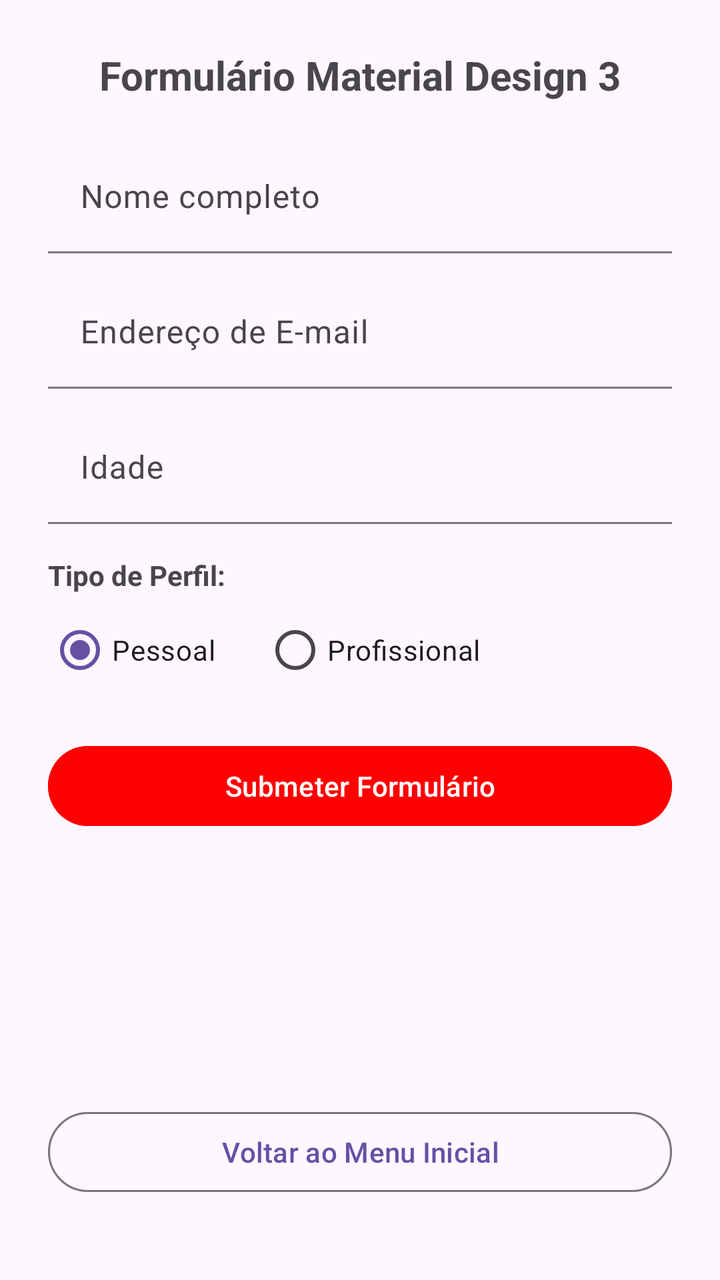
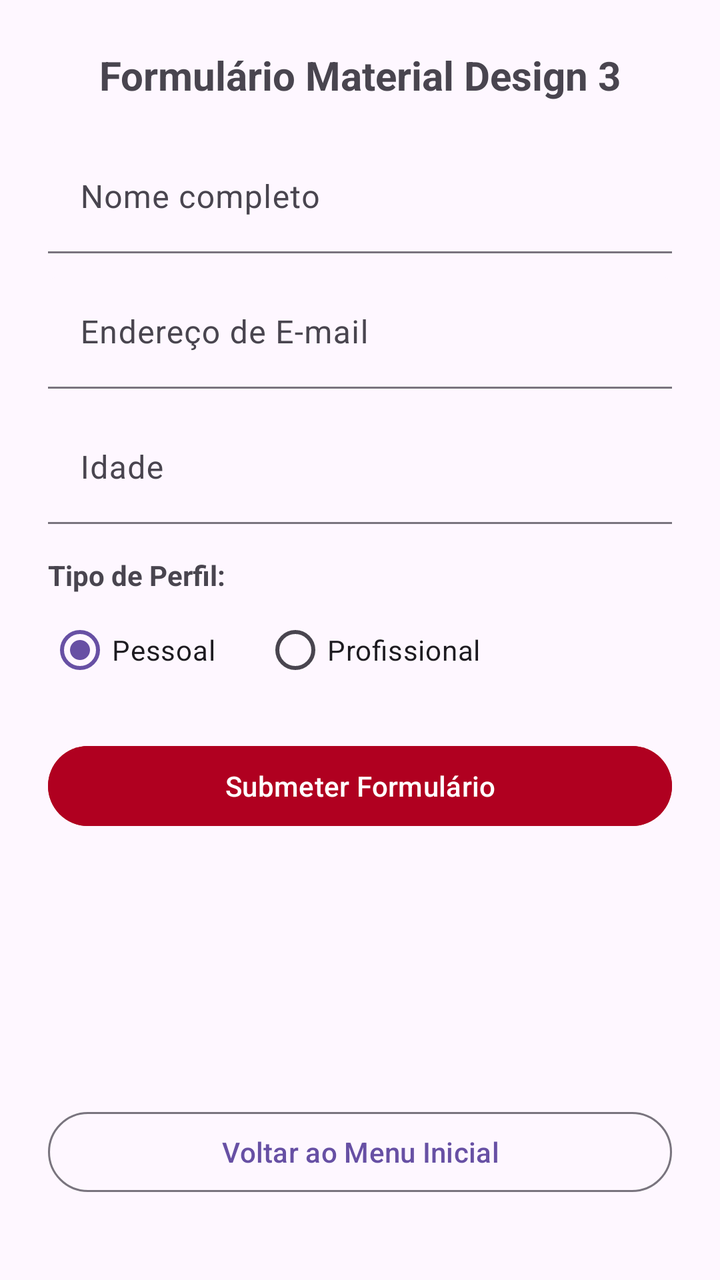

Compare the two renders of this Android layout. The source of the first and the diff that turns it into the second are given below.
<!-- AndroidManifest.xml: application theme Theme.ApresentacaoPDM -->
<!-- res/layout/activity_xml_form_material.xml -->
<?xml version="1.0" encoding="utf-8"?>
<androidx.constraintlayout.widget.ConstraintLayout
    xmlns:android="http://schemas.android.com/apk/res/android"
    xmlns:app="http://schemas.android.com/apk/res-auto"
    android:layout_width="match_parent"
    android:layout_height="match_parent"
    android:padding="24dp">

    

    

    

    <TextView
        android:id="@+id/tvTitle"
        android:layout_width="wrap_content"
        android:layout_height="wrap_content"
        android:text="Formulário Material Design 3"
        android:textSize="20sp"
        android:textStyle="bold"
        app:layout_constraintTop_toTopOf="parent"
        app:layout_constraintStart_toStartOf="parent"
        app:layout_constraintEnd_toEndOf="parent" />

    

    

    
    <com.google.android.material.textfield.TextInputLayout
        android:id="@+id/tilName"
        android:layout_width="0dp"
        android:layout_height="wrap_content"
        android:layout_marginTop="20dp"
        android:hint="Nome completo"
        app:boxBackgroundMode="filled"
        app:layout_constraintTop_toBottomOf="@id/tvTitle"
        app:layout_constraintStart_toStartOf="parent"
        app:layout_constraintEnd_toEndOf="parent">

        

        <com.google.android.material.textfield.TextInputEditText
            android:id="@+id/etName"
            android:layout_width="match_parent"
            android:layout_height="wrap_content"
            android:inputType="textPersonName" />

    </com.google.android.material.textfield.TextInputLayout>

    

    <com.google.android.material.textfield.TextInputLayout
        android:id="@+id/tilEmail"
        android:layout_width="0dp"
        android:layout_height="wrap_content"
        android:layout_marginTop="12dp"
        android:hint="Endereço de E-mail"
        app:boxBackgroundMode="filled"
        app:layout_constraintTop_toBottomOf="@id/tilName"
        app:layout_constraintStart_toStartOf="parent"
        app:layout_constraintEnd_toEndOf="parent">

        

        <com.google.android.material.textfield.TextInputEditText
            android:id="@+id/etEmail"
            android:layout_width="match_parent"
            android:layout_height="wrap_content"
            android:inputType="textEmailAddress" />

    </com.google.android.material.textfield.TextInputLayout>

    

    <com.google.android.material.textfield.TextInputLayout
        android:id="@+id/tilAge"
        android:layout_width="0dp"
        android:layout_height="wrap_content"
        android:layout_marginTop="12dp"
        android:hint="Idade"
        app:boxBackgroundMode="filled"
        app:layout_constraintTop_toBottomOf="@id/tilEmail"
        app:layout_constraintStart_toStartOf="parent"
        app:layout_constraintEnd_toEndOf="parent">

        

        <com.google.android.material.textfield.TextInputEditText
            android:id="@+id/etAge"
            android:layout_width="match_parent"
            android:layout_height="wrap_content"
            android:inputType="number" />

    </com.google.android.material.textfield.TextInputLayout>

    

    <TextView
        android:id="@+id/tvProfileLabel"
        android:layout_width="wrap_content"
        android:layout_height="wrap_content"
        android:text="Tipo de Perfil:"
        android:textSize="14sp"
        android:textStyle="bold"
        android:layout_marginTop="16dp"
        app:layout_constraintTop_toBottomOf="@id/tilAge"
        app:layout_constraintStart_toStartOf="parent" />

    

    <RadioGroup
        android:id="@+id/rgAccountType"
        android:layout_width="0dp"
        android:layout_height="wrap_content"
        android:orientation="horizontal"
        android:layout_marginTop="4dp"
        app:layout_constraintTop_toBottomOf="@id/tvProfileLabel"
        app:layout_constraintStart_toStartOf="parent"
        app:layout_constraintEnd_toEndOf="parent">

        

        
        <com.google.android.material.radiobutton.MaterialRadioButton
            android:id="@+id/rbPersonal"
            android:layout_width="wrap_content"
            android:layout_height="wrap_content"
            android:text="Pessoal"
            android:checked="true" />

        <com.google.android.material.radiobutton.MaterialRadioButton
            android:id="@+id/rbPro"
            android:layout_width="wrap_content"
            android:layout_height="wrap_content"
            android:text="Profissional"
            android:layout_marginStart="24dp" />

    </RadioGroup>

    

    
    <com.google.android.material.button.MaterialButton
        android:id="@+id/btnSubmit"
        android:layout_width="0dp"
        android:layout_height="wrap_content"
        android:layout_marginTop="20dp"
        android:text="Submeter Formulário"
        android:backgroundTint="#FF0000"
        app:layout_constraintEnd_toEndOf="parent"
        app:layout_constraintStart_toStartOf="parent"
        app:layout_constraintTop_toBottomOf="@id/rgAccountType" />

    

    

    

    <TextView
        android:id="@+id/tvResult"
        android:layout_width="0dp"
        android:layout_height="wrap_content"
        android:layout_marginTop="16dp"
        android:textSize="15sp"
        app:layout_constraintTop_toBottomOf="@id/btnSubmit"
        app:layout_constraintStart_toStartOf="parent"
        app:layout_constraintEnd_toEndOf="parent" />

    

    

    <com.google.android.material.button.MaterialButton
        android:id="@+id/btnBack"
        android:layout_width="0dp"
        android:layout_height="wrap_content"
        android:text="Voltar ao Menu Inicial"
        android:layout_marginBottom="16dp"
        style="@style/Widget.Material3.Button.OutlinedButton"
        app:layout_constraintBottom_toBottomOf="parent"
        app:layout_constraintStart_toStartOf="parent"
        app:layout_constraintEnd_toEndOf="parent" />

    

</androidx.constraintlayout.widget.ConstraintLayout>
<!-- resources referenced by this layout -->
<resources>
  <style name="Theme.ApresentacaoPDM" parent="Base.Theme.ApresentacaoPDM" />
  <style name="Base.Theme.ApresentacaoPDM" parent="Theme.Material3.DayNight.NoActionBar">
          
          
      </style>
</resources>

<!-- the commit's change to res/layout/activity_xml_form_material.xml (unified diff, before → after) -->
@@ -148,10 +148,14 @@
         android:layout_height="wrap_content"
         android:layout_marginTop="20dp"
         android:text="Submeter Formulário"
-        android:backgroundTint="#FF0000"
+        android:backgroundTint="@color/vermelho"
         app:layout_constraintEnd_toEndOf="parent"
         app:layout_constraintStart_toStartOf="parent"
         app:layout_constraintTop_toBottomOf="@id/rgAccountType" />
+
+    
+
+    
 
     
 
@@ -165,13 +169,10 @@
         android:layout_height="wrap_content"
         android:layout_marginTop="16dp"
         android:textSize="15sp"
-        app:layout_constraintTop_toBottomOf="@id/btnSubmit"
+        app:layout_constraintEnd_toEndOf="parent"
+        app:layout_constraintHorizontal_bias="0.0"
         app:layout_constraintStart_toStartOf="parent"
-        app:layout_constraintEnd_toEndOf="parent" />
-
-    
-
-    
+        app:layout_constraintTop_toBottomOf="@id/btnSubmit" />
 
     <com.google.android.material.button.MaterialButton
         android:id="@+id/btnBack"
<!-- resource entries referenced after the edit -->
@@ -1,5 +1,6 @@
 <!-- resources referenced by this layout -->
 <resources>
+  <color name="vermelho">#B00020</color>
   <style name="Theme.ApresentacaoPDM" parent="Base.Theme.ApresentacaoPDM" />
   <style name="Base.Theme.ApresentacaoPDM" parent="Theme.Material3.DayNight.NoActionBar">
           
